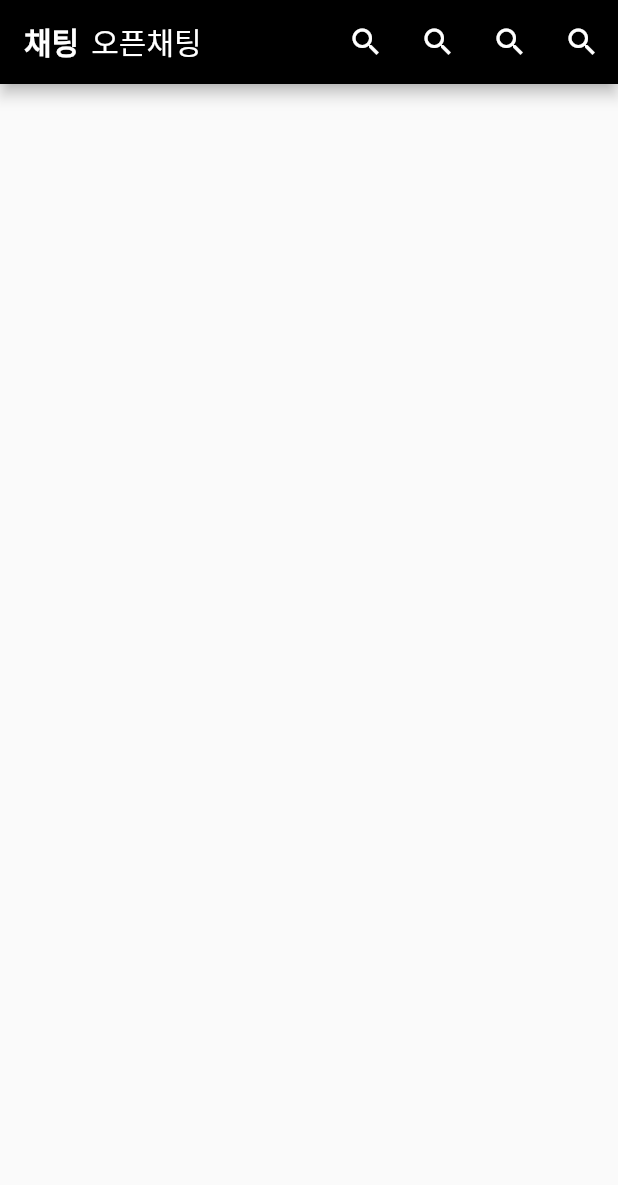
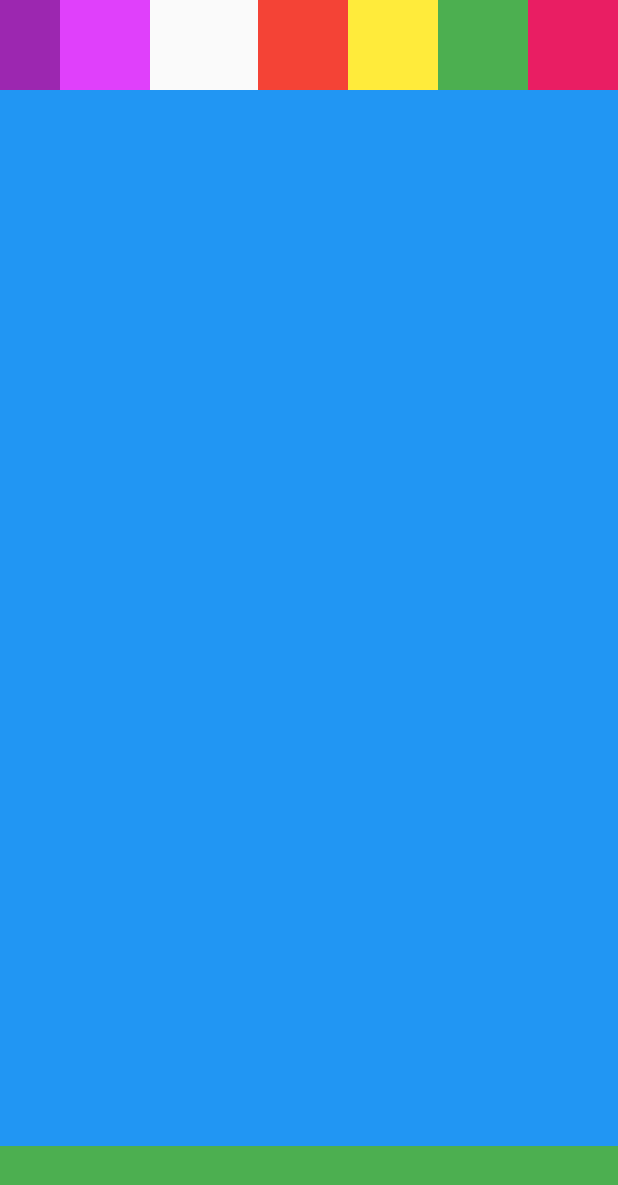
Before and after one commit to threeplef/flutter-KakaoChat, a Flutter app: the screen it shows after launch, on a phone screen of 412 x 824 dp. Shown: the top 1185 px of the screen. Run offline on Flutter 3.47's test engine with Material 2 defaults, Android fonts, the phone set to English and light mode, and no system bars.

Commit message:
Add: appBar 뼈대 구현

```diff
--- a/lib/kakao_chat_screen.dart
+++ /dev/null
@@ -1,27 +0,0 @@
-import 'package:flutter/material.dart';
-
-class KakaoChatScreen extends StatelessWidget {
-  const KakaoChatScreen({Key? key}) : super(key: key);
-
-  @override
-  Widget build(BuildContext context) {
-    return Scaffold(
-      appBar: AppBar(
-        backgroundColor: Colors.black,
-        title: Row(
-          children: const [
-            Text('채팅', style: TextStyle(fontWeight: FontWeight.bold),),
-            SizedBox(width: 8),
-            Text('오픈채팅'),
-          ],
-        ),
-        actions: [
-          IconButton(onPressed: () {}, icon: Icon(Icons.search)),
-          IconButton(onPressed: () {}, icon: Icon(Icons.search)),
-          IconButton(onPressed: () {}, icon: Icon(Icons.search)),
-          IconButton(onPressed: () {}, icon: Icon(Icons.search)),
-        ],
-      ),
-    );
-  }
-}
--- /dev/null
+++ b/lib/kakaochat_main_screen.dart
@@ -0,0 +1,67 @@
+import 'package:flutter/material.dart';
+
+class KakaoChatScreen extends StatelessWidget {
+  const KakaoChatScreen({Key? key}) : super(key: key);
+
+  Widget _appBar() {
+    Widget _left() {
+      return Expanded(
+        child: Container(
+          child: Row(
+            mainAxisAlignment: MainAxisAlignment.start,
+            children: [
+              Container(color: Colors.purple, width: 40, height: 60),
+              Container(color: Colors.purpleAccent, width: 60, height: 60),
+            ],
+          ),
+        ),
+      );
+    }
+
+    Widget _right() {
+      return Row(
+        children: [
+          Container(color: Colors.red, width: 60, height: 60),
+          Container(color: Colors.yellow, width: 60, height: 60),
+          Container(color: Colors.green, width: 60, height: 60),
+          Container(color: Colors.pink, width: 60, height: 60),
+        ],
+      );
+    }
+
+    return SafeArea(
+      child: Row(
+        mainAxisAlignment: MainAxisAlignment.spaceBetween,
+        children: [_left(), _right()],
+      ),
+    );
+  }
+
+  Widget _contents() {
+    return Expanded(
+      child: Container(
+        color: Colors.blue,
+      ),
+    );
+  }
+
+  Widget _bottomNavigationBar() {
+    return Container(
+      color: Colors.green,
+      height: 60,
+    );
+  }
+
+  @override
+  Widget build(BuildContext context) {
+    return Scaffold(
+      body: Column(
+        children: [
+          _appBar(),
+          _contents(),
+          _bottomNavigationBar(),
+        ],
+      ),
+    );
+  }
+}
--- a/lib/main.dart
+++ b/lib/main.dart
@@ -1,5 +1,5 @@
 import 'package:flutter/material.dart';
-import 'package:kakao_chat/kakao_chat_screen.dart';
+import 'package:kakao_chat/kakaochat_main_screen.dart';
 
 void main() {
   runApp(const MyApp());
```
